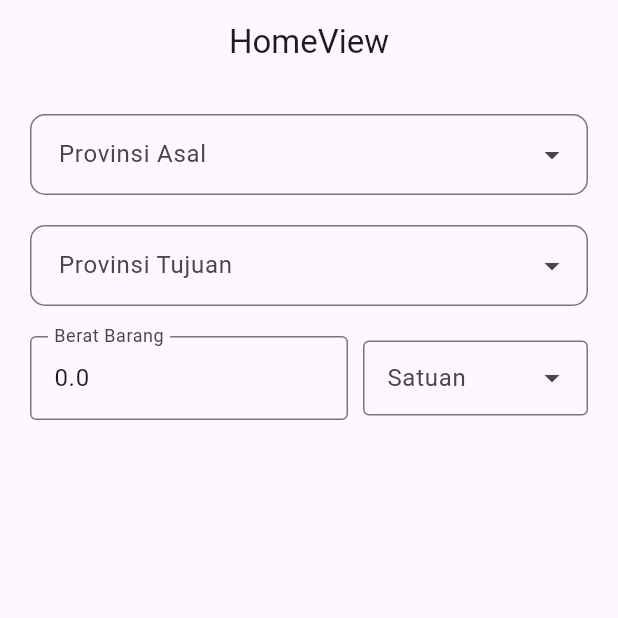
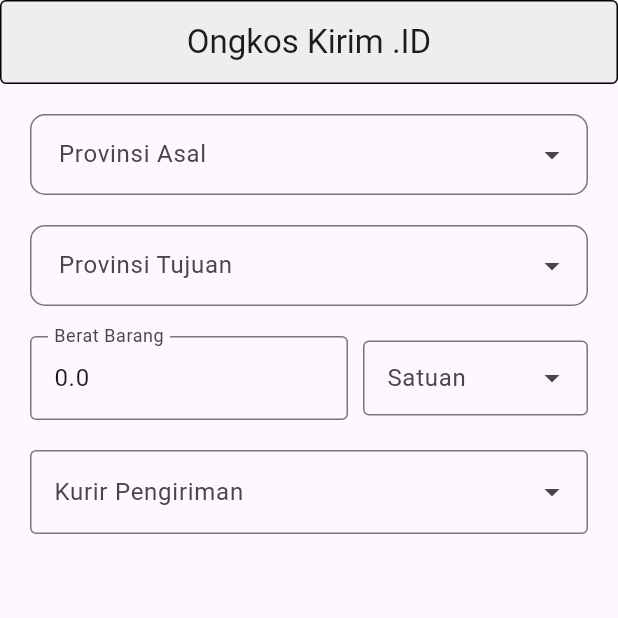
Before and after one commit to hakimxiao/ongkir-app, a Flutter app: the screen it shows after launch, on a phone screen of 412 x 824 dp, the top half of it. Run offline on Flutter 3.47's test engine with Material 3 defaults, Android fonts, the phone set to English and light mode, and no system bars; drawn by our look-alikes of dropdown_search; our stand-ins replace flutter_dotenv, get.

Commit message:
- MEMBUAT DROPDOWN KURIR YANG BERSIFAT MAP  -
*). Serta membuat elevated button yang akan show ketika beberapa textfield dan dropdown diisi

```diff
--- a/lib/app/modules/home/controllers/home_controller.dart
+++ b/lib/app/modules/home/controllers/home_controller.dart
@@ -1,4 +1,4 @@
-// ignore_for_file: avoid_print
+// ignore_for_file: avoid_print, unrelated_type_equality_checks
 
 import 'package:flutter/widgets.dart';
 import 'package:get/get.dart';
@@ -10,11 +10,24 @@ class HomeController extends GetxController {
   var hiddenDestinationCity = true.obs;
   var provDestianationId = 0.obs;
   var destinationCityId = 0.obs;
+  var hiddenButton = true.obs;
+  var kurir = "".obs;
 
   double beratBarang = 0.0;
   String satuan = 'Gram';
 
   late TextEditingController beratBarangC;
+
+  void showButton() {
+    if (originCityId != 0 &&
+        destinationCityId != 0 &&
+        beratBarang > 0 &&
+        kurir != "") {
+      hiddenButton.value = false;
+    } else {
+      hiddenButton.value = true;
+    }
+  }
 
   void handleBeratBarang(String value) {
     beratBarang = double.tryParse(value) ?? 0.0;
@@ -75,6 +88,7 @@ class HomeController extends GetxController {
     }
 
     print('$beratBarang Gram');
+    showButton();
   }
 
   void handleSatuan(String value) {
@@ -137,6 +151,7 @@ class HomeController extends GetxController {
     satuan = value;
 
     print('$beratBarang Gram');
+    showButton();
   }
 
   @override
--- a/lib/app/modules/home/views/home_view.dart
+++ b/lib/app/modules/home/views/home_view.dart
@@ -1,5 +1,6 @@
-// ignore_for_file: avoid_print, deprecated_member_use
+// ignore_for_file: avoid_print, deprecated_member_use, unrelated_type_equality_checks
 
+import 'package:dropdown_search/dropdown_search.dart';
 import 'package:flutter/material.dart';
 import 'package:get/get.dart';
 
@@ -14,7 +15,12 @@ class HomeView extends GetView<HomeController> {
   @override
   Widget build(BuildContext context) {
     return Scaffold(
-      appBar: AppBar(title: const Text('HomeView'), centerTitle: true),
+      appBar: AppBar(
+        shape: OutlineInputBorder(),
+        title: const Text('Ongkos Kirim .ID'),
+        centerTitle: true,
+        backgroundColor: Colors.grey[200],
+      ),
       body: ListView(
         padding: EdgeInsets.all(20),
         children: [
@@ -37,6 +43,59 @@ class HomeView extends GetView<HomeController> {
                   ),
           ),
           BeratBarang(),
+          Padding(
+            padding: const EdgeInsets.only(bottom: 50),
+            child: DropdownSearch<Map<String, String>>(
+              items: (f, cs) => [
+                {"code": "jne", "name": "Jalur Nugraha Ekakurir (JNE)"},
+                {"code": "sicepat", "name": "SiCepat Ekspres"},
+                {"code": "ide", "name": "ID Express"},
+                {"code": "sap", "name": "SAP Express"},
+                {"code": "jnt", "name": "J&T Express"},
+                {"code": "ninja", "name": "Ninja Xpress"},
+                {"code": "tiki", "name": "Citra Van Titipan Kilat (TIKI)"},
+                {"code": "lion", "name": "Lion Parcel"},
+                {"code": "anteraja", "name": "Anteraja"},
+                {"code": "pos", "name": "POS Indonesia"},
+                {"code": "ncs", "name": "Nusantara Card Semesta (NCS)"},
+                {"code": "rex", "name": "Royal Express Indonesia (REX)"},
+                {"code": "rpx", "name": "RPX Holding"},
+                {"code": "sentral", "name": "Sentral Cargo"},
+                {"code": "star", "name": "Star Cargo"},
+                {"code": "wahana", "name": "Wahana Prestasi Logistik"},
+                {"code": "dse", "name": "21 Express (DSE)"},
+              ],
+              itemAsString: (item) => item["name"] ?? "-",
+              compareFn: (item1, item2) => item1["code"] == item2["code"],
+              decoratorProps: DropDownDecoratorProps(
+                decoration: InputDecoration(
+                  border: OutlineInputBorder(),
+                  labelText: "Kurir Pengiriman",
+                ),
+              ),
+              popupProps: PopupProps.menu(),
+              onChanged: (value) {
+                if (value != null) {
+                  controller.kurir.value = value["code"]!;
+                  controller.showButton();
+                } else {
+                  controller.hiddenButton.value = true;
+                  controller.kurir.value = "";
+                }
+              },
+            ),
+          ),
+          Obx(
+            () => controller.hiddenButton.isTrue
+                ? SizedBox()
+                : ElevatedButton(
+                    onPressed: () {},
+                    style: ElevatedButton.styleFrom(
+                      padding: EdgeInsets.symmetric(vertical: 20),
+                    ),
+                    child: Text("Cek Ongkos Kirim"),
+                  ),
+          ),
         ],
       ),
     );
--- a/lib/app/modules/home/views/widgets/berat_barang.dart
+++ b/lib/app/modules/home/views/widgets/berat_barang.dart
@@ -11,7 +11,9 @@ class BeratBarang extends GetView<HomeController> {
 
   @override
   Widget build(BuildContext context) {
-    return Row(
+    return Padding(
+      padding: const EdgeInsets.only(bottom: 20),
+      child: Row(
         children: [
           Expanded(
             child: TextField(
@@ -65,6 +67,7 @@ class BeratBarang extends GetView<HomeController> {
             ),
           ),
         ],
+      ),
     );
   }
 }
--- a/lib/app/modules/home/views/widgets/city_dropdown.dart
+++ b/lib/app/modules/home/views/widgets/city_dropdown.dart
@@ -66,18 +66,15 @@ class CityDropdown extends GetView<HomeController> {
             } else {
               controller.destinationCityId.value = city.id!;
             }
+            controller.showButton();
           } else {
             if (tipe == "asal") {
               print("Tidak memilih kota / kabupaten asal apapun");
+              controller.originCityId.value = 0;
             } else {
               print("Tidak memilih kota / kabupaten asal apapun");
+              controller.destinationCityId.value = 0;
             }
-          }
-
-          if (city != null) {
-            print(city.name);
-          } else {
-            print("Tidak memilih kota / kabupaten asal apapun");
           }
         },
         popupProps: PopupPropsMultiSelection.menu(
--- a/lib/app/modules/home/views/widgets/province_dropdown.dart
+++ b/lib/app/modules/home/views/widgets/province_dropdown.dart
@@ -67,6 +67,7 @@ class ProvinceDropdown extends GetView<HomeController> {
               controller.hiddenDestinationCity.value = false;
               controller.provDestianationId.value = int.parse(prov.id!);
             }
+            controller.showButton();
           } else {
             if (tipe == "asal") {
               controller.hiddenOriginCity.value = false;
```
Lines whose indentation alone changed are shown as unchanged.
